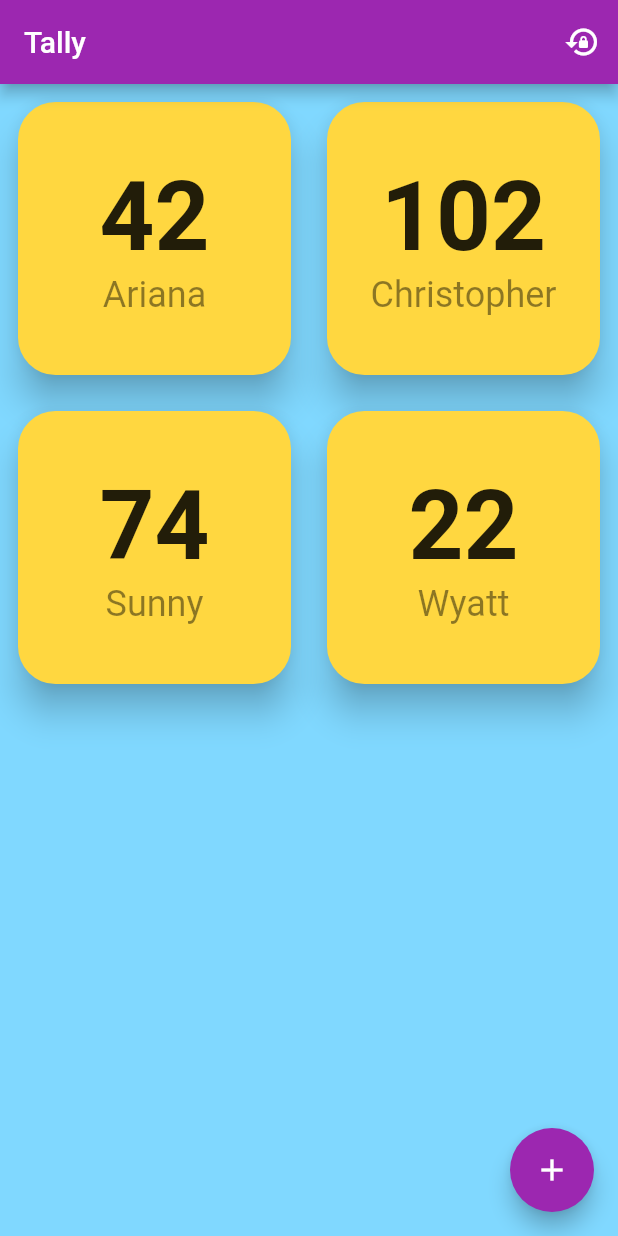
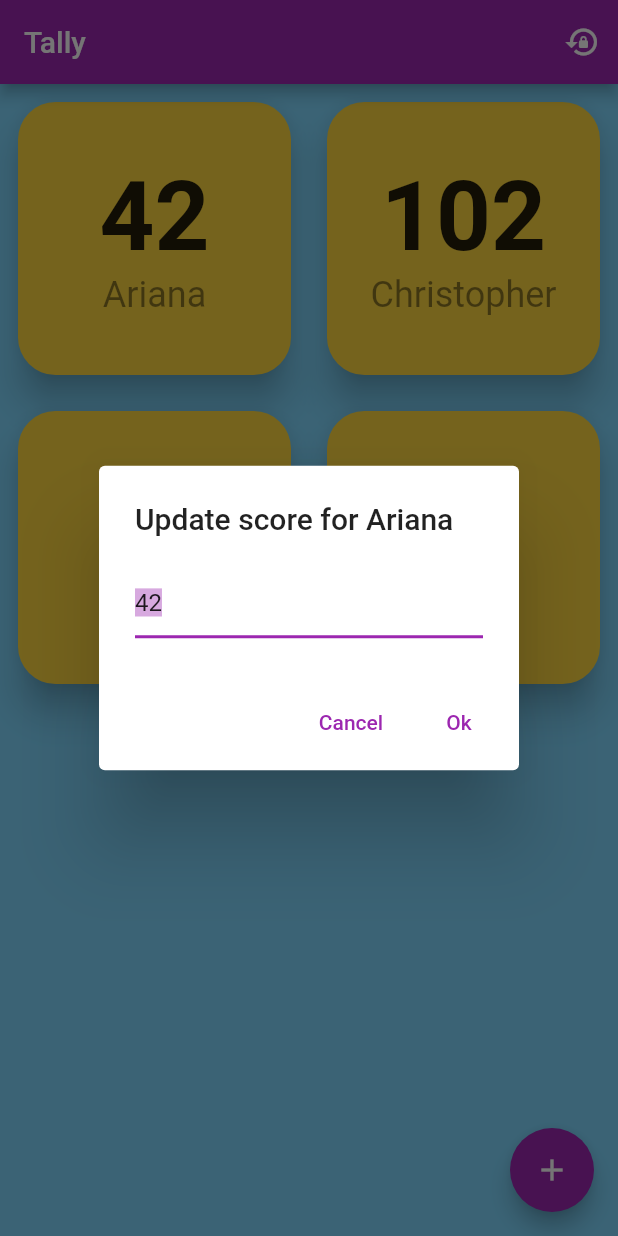
Before and after one commit to cjstehno/tally, a Flutter app: the screen it shows after launch, after a tap on "42", on a phone screen of 412 x 824 dp. Run offline on Flutter 3.47's test engine with Material 2 defaults, Android fonts, the phone set to English and light mode, and no system bars.

Commit message:
Basic working version with in-memory storage.

```diff
--- /dev/null
+++ b/lib/dialogs/update_score_dialog.dart
@@ -0,0 +1,64 @@
+import 'package:flutter/material.dart';
+
+class UpdateScoreDialog extends StatefulWidget {
+  final String playerName;
+  final int score;
+
+  const UpdateScoreDialog(this.playerName, this.score);
+
+  @override
+  State<UpdateScoreDialog> createState() => _UpdateScoreDialogState();
+}
+
+class _UpdateScoreDialogState extends State<UpdateScoreDialog> {
+  final _controller = TextEditingController();
+
+  @override
+  void initState() {
+    _controller.text = widget.score.toString();
+    _controller.selection = TextSelection(
+      baseOffset: 0,
+      extentOffset: widget.score.toString().length,
+    );
+    super.initState();
+  }
+
+  @override
+  Widget build(final BuildContext context) {
+    return AlertDialog(
+      title: Text('Update score for ${widget.playerName}'),
+      content: TextField(
+        autofocus: true,
+        controller: _controller,
+        decoration: const InputDecoration(hintText: 'Player score'),
+        onSubmitted: (value) => Navigator.pop(context, _resolveNewScore(value)),
+      ),
+      actions: [
+        TextButton(
+          onPressed: () => Navigator.pop(context),
+          child: const Text('Cancel'),
+        ),
+        TextButton(
+          onPressed: () =>
+              Navigator.pop(context, _resolveNewScore(_controller.text)),
+          child: const Text('Ok'),
+        ),
+      ],
+    );
+  }
+
+  int? _resolveNewScore(final String value) {
+    // it should be
+    // - a raw number treated as the value
+    // - a "-N" string treated as CURRENT-N
+    // - a "+N" string treated as CURRENT+N
+    // TODO: would be nice to support expression (A+B, or A-B)
+
+    // FIXME: refactoring
+    if (value.contains('-') || value.contains("+")) {
+      return widget.score + int.parse(value);
+    } else {
+      return int.tryParse(value);
+    }
+  }
+}
--- a/lib/providers/players.dart
+++ b/lib/providers/players.dart
@@ -1,16 +1,16 @@
+// ignore_for_file: avoid_print
 
 import 'package:flutter/foundation.dart';
 import 'package:tally/models/player.dart';
 
 class Players with ChangeNotifier {
-
   final List<Player> _players = [];
   bool _loaded = false;
 
   /// Load the player data from the local storage.
   Future<void> load() async {
-    if(!_loaded){
-        // FIXME: load from localstorage
+    if (!_loaded) {
+      // FIXME: load from localstorage
       _players.add(Player('Ariana', 42));
       _players.add(Player('Christopher', 102));
       _players.add(Player('Sunny', 74));
@@ -47,8 +47,15 @@ class Players with ChangeNotifier {
     // FIXME: update score for player in local storage
     final player = _players.where((p) => p.name == playerName).first;
     player.score = newScore;
+    print('Updated score for $playerName to $newScore');
     notifyListeners();
   }
 
-  // FIXME: reset
+  Future<void> resetScores() async {
+    // FIXME: clear local storage
+    _players.forEach((p) => p.score = 0);
+
+    print('All scores reset to zero.');
+    notifyListeners();
+  }
 }
--- a/lib/screens/home_screen.dart
+++ b/lib/screens/home_screen.dart
@@ -1,6 +1,7 @@
 import 'package:flutter/material.dart';
 import 'package:provider/provider.dart';
 import 'package:tally/dialogs/add_player_dialog.dart';
+import 'package:tally/dialogs/reset_score_confirm_dialog.dart';
 import 'package:tally/models/player.dart';
 import 'package:tally/providers/players.dart';
 import 'package:tally/widgets/player_grid.dart';
@@ -22,10 +23,14 @@ class HomeScreen extends StatelessWidget {
             title: const Text('Tally'),
             actions: [
               IconButton(
-                onPressed: () {
-                  // FIXME: clear the scores
-                  print('Clearing the scores.');
-                },
+                onPressed: () => showDialog(
+                  context: context,
+                  builder: (ctx) => const ResetScoresConfirmDialog(),
+                ).then((confirmed) {
+                  if (confirmed) {
+                    context.read<Players>().resetScores();
+                  }
+                }),
                 icon: const Icon(
                   Icons.lock_reset,
                 ),
--- a/lib/widgets/score_card.dart
+++ b/lib/widgets/score_card.dart
@@ -1,6 +1,7 @@
 import 'package:flutter/material.dart';
 import 'package:provider/provider.dart';
 import 'package:tally/dialogs/remove_player_confirm_dialog.dart';
+import 'package:tally/dialogs/update_score_dialog.dart';
 import 'package:tally/models/player.dart';
 import 'package:tally/providers/players.dart';
 
@@ -15,10 +16,14 @@ class ScoreCard extends StatelessWidget {
       // margin: const EdgeInsets.all(8.0),
       padding: const EdgeInsets.all(8.0),
       child: InkWell(
-        onTap: () {
-          // FIXME: open score editor
-          print('Opening score editor.');
-        },
+        onTap: () => showDialog(
+          context: context,
+          builder: (ctx) => UpdateScoreDialog(player.name, player.score),
+        ).then((newScore) {
+          if (newScore != null) {
+            context.read<Players>().updateScore(player.name, newScore);
+          }
+        }),
         onDoubleTap: () => showDialog(
           context: context,
           builder: (ctx) => RemovePlayerConfirmDialog(player.name),
```
Also changed, not shown: lib/dialogs/reset_score_confirm_dialog.dart (added, +23 -0 lines).
